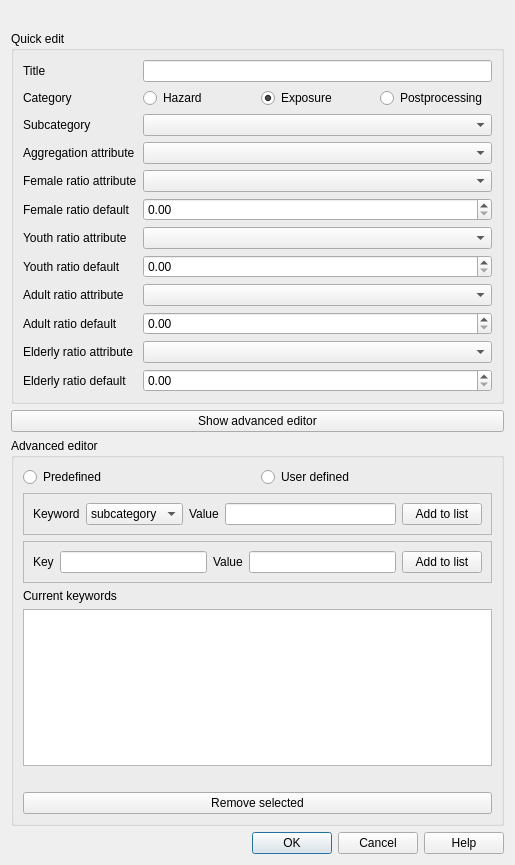
Before: the Qt Designer form safe_qgis/ui/keywords_dialog_base.ui in inasafe/inasafe, drawn with Qt 5.
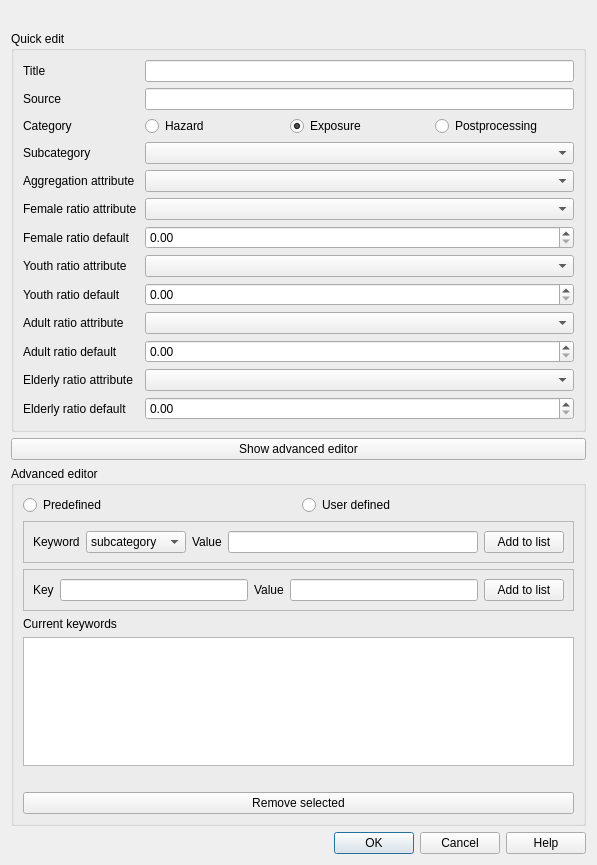
After: the same form once the commit is applied. Icons and pictures are not drawn.

```diff
--- a/safe_qgis/ui/keywords_dialog_base.ui
+++ b/safe_qgis/ui/keywords_dialog_base.ui
@@ -6,7 +6,7 @@
    <rect>
     <x>0</x>
     <y>0</y>
-    <width>515</width>
+    <width>597</width>
     <height>865</height>
    </rect>
   </property>
@@ -57,18 +57,45 @@
      <property name="title">
       <string>Quick edit</string>
      </property>
-     <layout class="QGridLayout" name="gridLayout_3">
-      <item row="4" column="1">
-       <widget class="QComboBox" name="cboFemaleRatioAttribute"/>
+     <layout class="QGridLayout" name="gridLayout_2">
+      <item row="13" column="2">
+       <widget class="QComboBox" name="cboElderlyRatioAttribute"/>
       </item>
-      <item row="2" column="1">
+      <item row="2" column="2">
+       <widget class="QLineEdit" name="leSource">
+        <property name="dragEnabled">
+         <bool>true</bool>
+        </property>
+       </widget>
+      </item>
+      <item row="6" column="0" colspan="2">
+       <widget class="QLabel" name="lblAggregationAttribute">
+        <property name="enabled">
+         <bool>true</bool>
+        </property>
+        <property name="text">
+         <string>Aggregation attribute</string>
+        </property>
+       </widget>
+      </item>
+      <item row="6" column="2">
+       <widget class="QComboBox" name="cboAggregationAttribute"/>
+      </item>
+      <item row="5" column="2">
        <widget class="QComboBox" name="cboSubcategory">
         <property name="toolTip">
          <string>A subcategory represents the type of hazard.</string>
         </property>
        </widget>
       </item>
-      <item row="2" column="0">
+      <item row="7" column="0" colspan="2">
+       <widget class="QLabel" name="lblFemaleRatioAttribute">
+        <property name="text">
+         <string>Female ratio attribute</string>
+        </property>
+       </widget>
+      </item>
+      <item row="5" column="0">
        <widget class="QLabel" name="lblSubcategory">
         <property name="text">
          <string>Subcategory</string>
@@ -78,27 +105,40 @@
         </property>
        </widget>
       </item>
-      <item row="3" column="1">
-       <widget class="QComboBox" name="cboAggregationAttribute"/>
+      <item row="8" column="0">
+       <widget class="QLabel" name="lblFemaleRatioDefault">
+        <property name="text">
+         <string>Female ratio default</string>
+        </property>
+       </widget>
       </item>
-      <item row="3" column="0">
-       <widget class="QLabel" name="lblAggregationAttribute">
-        <property name="enabled">
+      <item row="2" column="0">
+       <widget class="QLabel" name="lblSource">
+        <property name="text">
+         <string>Source</string>
+        </property>
+       </widget>
+      </item>
+      <item row="8" column="2">
+       <widget class="QDoubleSpinBox" name="dsbFemaleRatioDefault">
+        <property name="accelerated">
          <bool>true</bool>
         </property>
-        <property name="text">
-         <string>Aggregation attribute</string>
+        <property name="maximum">
+         <double>1.000000000000000</double>
         </property>
-       </widget>
-      </item>
-      <item row="1" column="0">
-       <widget class="QLabel" name="lblCategory">
-        <property name="text">
-         <string>Category</string>
+        <property name="singleStep">
+         <double>0.010000000000000</double>
         </property>
+        <property name="value">
+         <double>0.000000000000000</double>
+        </property>
        </widget>
       </item>
-      <item row="1" column="1">
+      <item row="7" column="2">
+       <widget class="QComboBox" name="cboFemaleRatioAttribute"/>
+      </item>
+      <item row="4" column="2">
        <layout class="QHBoxLayout" name="horizontalLayout_3">
         <item>
          <widget class="QRadioButton" name="radHazard">
@@ -132,10 +172,7 @@
         </item>
        </layout>
       </item>
-      <item row="0" column="1">
-       <widget class="QLineEdit" name="leTitle"/>
-      </item>
-      <item row="0" column="0">
+      <item row="1" column="0">
        <widget class="QLabel" name="lblTitle">
         <property name="text">
          <string>Title</string>
@@ -143,50 +180,59 @@
        </widget>
       </item>
       <item row="4" column="0">
-       <widget class="QLabel" name="lblFemaleRatioAttribute">
+       <widget class="QLabel" name="lblCategory">
         <property name="text">
-         <string>Female ratio attribute</string>
+         <string>Category</string>
         </property>
        </widget>
       </item>
-      <item row="5" column="0">
-       <widget class="QLabel" name="lblFemaleRatioDefault">
+      <item row="1" column="2">
+       <widget class="QLineEdit" name="leTitle"/>
+      </item>
+      <item row="12" column="2">
+       <widget class="QDoubleSpinBox" name="dsbAdultRatioDefault"/>
+      </item>
+      <item row="9" column="2">
+       <widget class="QComboBox" name="cboYouthRatioAttribute"/>
+      </item>
+      <item row="10" column="2">
+       <widget class="QDoubleSpinBox" name="dsbYouthRatioDefault"/>
+      </item>
+      <item row="11" column="2">
+       <widget class="QComboBox" name="cboAdultRatioAttribute"/>
+      </item>
+      <item row="14" column="2">
+       <widget class="QDoubleSpinBox" name="dsbElderlyRatioDefault"/>
+      </item>
+      <item row="14" column="0">
+       <widget class="QLabel" name="lblElderlyRatioDefault">
         <property name="text">
-         <string>Female ratio default</string>
+         <string>Elderly ratio default</string>
         </property>
        </widget>
       </item>
-      <item row="5" column="1">
-       <widget class="QDoubleSpinBox" name="dsbFemaleRatioDefault">
-        <property name="accelerated">
-         <bool>true</bool>
+      <item row="13" column="0">
+       <widget class="QLabel" name="lblElderlyRatioAttribute">
+        <property name="text">
+         <string>Elderly ratio attribute</string>
         </property>
-        <property name="maximum">
-         <double>1.000000000000000</double>
-        </property>
-        <property name="singleStep">
-         <double>0.010000000000000</double>
-        </property>
-        <property name="value">
-         <double>0.000000000000000</double>
-        </property>
        </widget>
       </item>
-      <item row="6" column="0">
-       <widget class="QLabel" name="lblYouthRatioAttribute">
+      <item row="12" column="0">
+       <widget class="QLabel" name="lblAdultRatioDefault">
         <property name="text">
-         <string>Youth ratio attribute</string>
+         <string>Adult ratio default</string>
         </property>
        </widget>
       </item>
-      <item row="8" column="0">
+      <item row="11" column="0">
        <widget class="QLabel" name="lblAdultRatioAttribute">
         <property name="text">
          <string>Adult ratio attribute</string>
         </property>
        </widget>
       </item>
-      <item row="7" column="0">
+      <item row="10" column="0">
        <widget class="QLabel" name="lblYouthRatioDefault">
         <property name="text">
          <string>Youth ratio default</string>
@@ -194,44 +240,12 @@
        </widget>
       </item>
       <item row="9" column="0">
-       <widget class="QLabel" name="lblAdultRatioDefault">
+       <widget class="QLabel" name="lblYouthRatioAttribute">
         <property name="text">
-         <string>Adult ratio default</string>
+         <string>Youth ratio attribute</string>
         </property>
        </widget>
       </item>
-      <item row="10" column="0">
-       <widget class="QLabel" name="lblElderlyRatioAttribute">
-        <property name="text">
-         <string>Elderly ratio attribute</string>
-        </property>
-       </widget>
-      </item>
-      <item row="11" column="0">
-       <widget class="QLabel" name="lblElderlyRatioDefault">
-        <property name="text">
-         <string>Elderly ratio default</string>
-        </property>
-       </widget>
-      </item>
-      <item row="6" column="1">
-       <widget class="QComboBox" name="cboYouthRatioAttribute"/>
-      </item>
-      <item row="8" column="1">
-       <widget class="QComboBox" name="cboAdultRatioAttribute"/>
-      </item>
-      <item row="10" column="1">
-       <widget class="QComboBox" name="cboElderlyRatioAttribute"/>
-      </item>
-      <item row="9" column="1">
-       <widget class="QDoubleSpinBox" name="dsbAdultRatioDefault"/>
-      </item>
-      <item row="7" column="1">
-       <widget class="QDoubleSpinBox" name="dsbYouthRatioDefault"/>
-      </item>
-      <item row="11" column="1">
-       <widget class="QDoubleSpinBox" name="dsbElderlyRatioDefault"/>
-      </item>
      </layout>
     </widget>
    </item>
@@ -313,7 +327,7 @@
            </item>
            <item>
             <property name="text">
-             <string>source</string>
+             <string notr="true">key_attribute</string>
             </property>
            </item>
           </widget>
```
Left out of the diff: 26 changed lines with no effect on the pictures.
